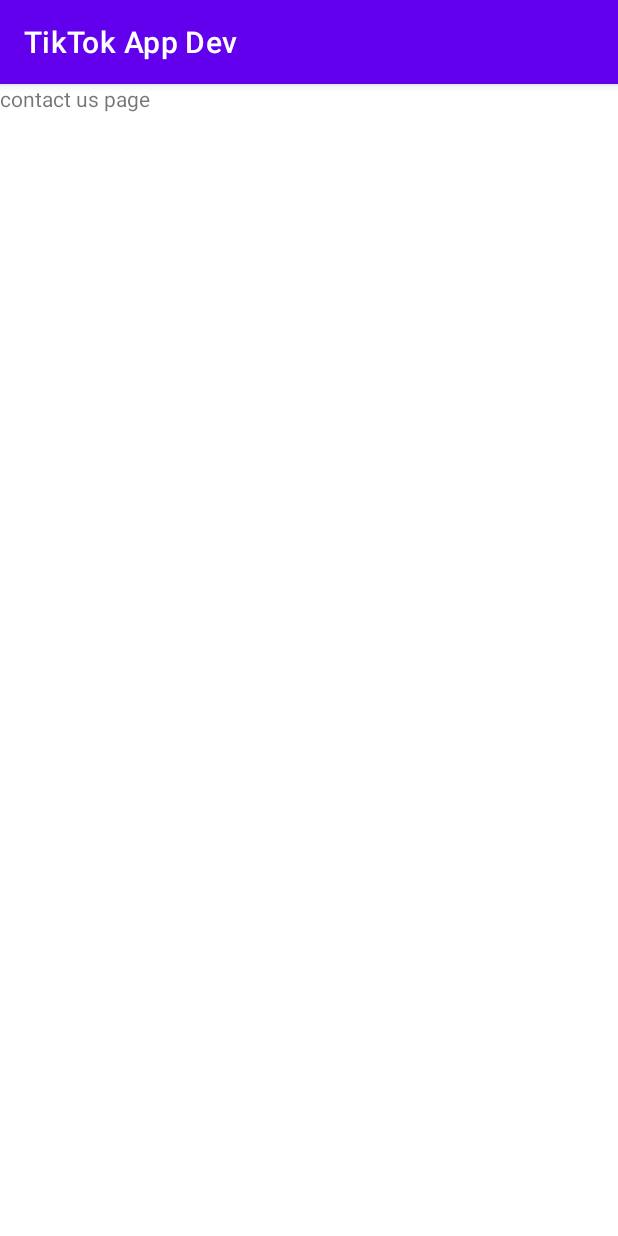
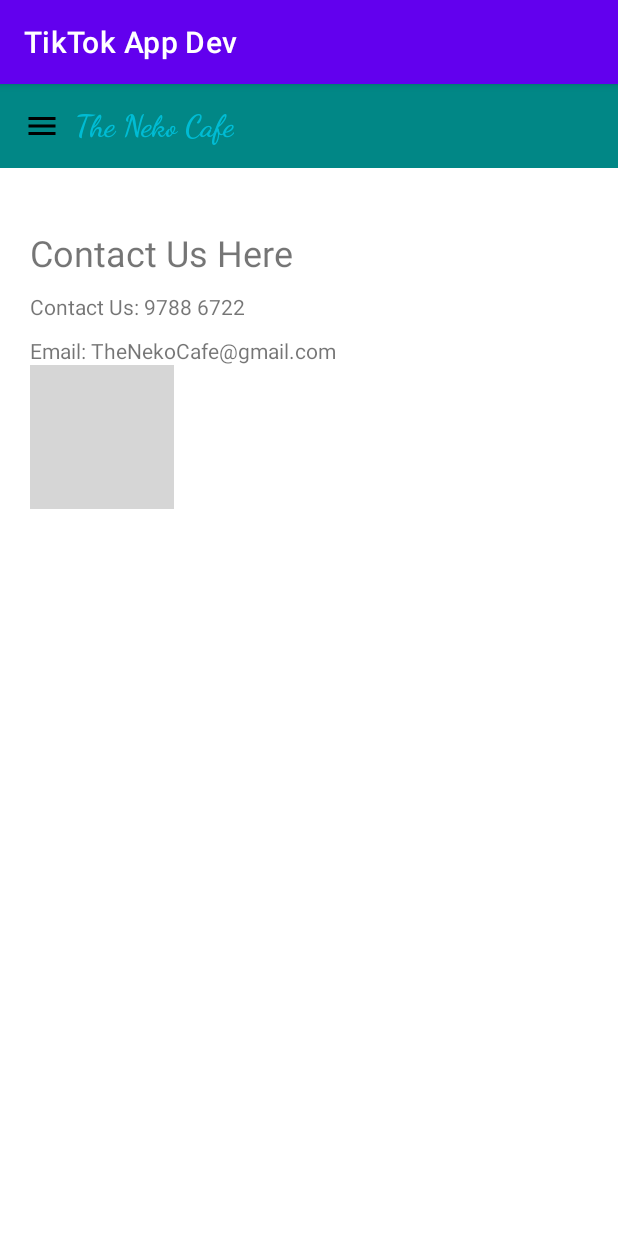
Before and after one commit to OskyJr/TikTokYouthCamp2022, an Android app: the ContactUsActivity screen opened directly, with no data from a screen before it, on a phone screen of 412 x 824 dp. Run offline under Robolectric (Android 15) with nearby library versions, the phone set to English and light mode, and no system bars; grey boxes are pictures that could not be loaded.

Commit message:
minor changes

```diff
--- a/AppDev/app/src/main/java/com/example/tiktokappdev/Activity/DashboardActivity.java
+++ b/AppDev/app/src/main/java/com/example/tiktokappdev/Activity/DashboardActivity.java
@@ -59,6 +59,7 @@ public class DashboardActivity extends AppCompatActivity implements View.OnClick
 
         cardview_menu = findViewById(R.id.cardview_menu);
         cardview_menu.setOnClickListener(this);
+
         cardview_myreservation = findViewById(R.id.cardview_myreservation);
         cardview_myreservation.setOnClickListener(this);
 
--- a/AppDev/app/src/main/res/layout/activity_appointments.xml
+++ b/AppDev/app/src/main/res/layout/activity_appointments.xml
@@ -21,7 +21,7 @@
         android:layout_width="match_parent"
         android:layout_height="wrap_content"
         android:layout_marginLeft="40dp"
-        android:layout_marginTop="200dp"
+        android:layout_marginTop="270dp"
         android:layout_marginRight="40dp"
         android:text="Booking a Seat with Us!"
         android:textAlignment="center"
@@ -32,7 +32,7 @@
         android:layout_width="match_parent"
         android:layout_height="wrap_content"
         android:layout_marginLeft="40dp"
-        android:layout_marginTop="250dp"
+        android:layout_marginTop="320dp"
         android:layout_marginRight="40dp"
         android:text="Book a Seat" />
 
@@ -41,18 +41,9 @@
         android:layout_width="match_parent"
         android:layout_height="wrap_content"
         android:layout_marginLeft="40dp"
-        android:layout_marginTop="330dp"
+        android:layout_marginTop="380dp"
         android:layout_marginRight="40dp"
         android:text="View my Bookings" />
 
-    <Button
-        android:id="@+id/btn_cancelbooking"
-        android:layout_width="match_parent"
-        android:layout_height="wrap_content"
-        android:layout_marginLeft="40dp"
-        android:layout_marginTop="410dp"
-        android:layout_marginRight="40dp"
-        android:text="Cancel Booking" />
-
 
 </RelativeLayout>
--- a/AppDev/app/src/main/res/layout/activity_contactus.xml
+++ b/AppDev/app/src/main/res/layout/activity_contactus.xml
@@ -1,16 +1,75 @@
 <?xml version="1.0" encoding="utf-8"?>
-<androidx.constraintlayout.widget.ConstraintLayout xmlns:android="http://schemas.android.com/apk/res/android"
+<RelativeLayout xmlns:android="http://schemas.android.com/apk/res/android"
     xmlns:app="http://schemas.android.com/apk/res-auto"
     xmlns:tools="http://schemas.android.com/tools"
     android:layout_width="match_parent"
     android:layout_height="match_parent"
     tools:context=".Activity.ContactUsActivity">
 
+
+    <androidx.appcompat.widget.Toolbar
+        android:id="@+id/toolbar"
+        android:layout_width="match_parent"
+        android:layout_height="wrap_content"
+        android:background="@color/teal_700"
+        android:minHeight="?attr/actionBarSize"
+        android:theme="?attr/actionBarTheme"
+        app:navigationIcon="@drawable/ic_menu">
+
+    </androidx.appcompat.widget.Toolbar>
+
+
+    <TextView
+        android:id="@+id/textView9"
+        android:layout_width="wrap_content"
+        android:layout_height="wrap_content"
+        android:layout_marginLeft="50dp"
+        android:layout_marginTop="15dp"
+        android:fontFamily="cursive"
+        android:text="The Neko Cafe"
+        android:textColor="#00BCD4"
+        android:textSize="20sp"
+        android:textStyle="bold" />
+
     <TextView
         android:id="@+id/textView10"
         android:layout_width="wrap_content"
         android:layout_height="wrap_content"
-        android:text="contact us page"
-        tools:layout_editor_absoluteX="196dp"
-        tools:layout_editor_absoluteY="329dp" />
-</androidx.constraintlayout.widget.ConstraintLayout>
+        android:layout_below="@id/toolbar"
+        android:layout_marginLeft="20dp"
+        android:layout_marginTop="40dp"
+        android:layout_marginRight="20dp"
+        android:text="Contact Us Here"
+        android:textSize="24sp" />
+
+    <TextView
+        android:id="@+id/textView11"
+        android:layout_width="wrap_content"
+        android:layout_height="wrap_content"
+        android:layout_below="@id/textView10"
+        android:layout_marginLeft="20dp"
+        android:layout_marginTop="10dp"
+        android:layout_marginRight="20dp"
+        android:text="Contact Us: 9788 6722" />
+
+    <TextView
+        android:id="@+id/textView12"
+        android:layout_width="wrap_content"
+        android:layout_height="wrap_content"
+        android:layout_below="@id/textView11"
+        android:layout_marginLeft="20dp"
+        android:layout_marginTop="10dp"
+        android:layout_marginRight="20dp"
+        android:text="Email: TheNekoCafe@gmail.com" />
+
+    <ImageView
+        android:id="@+id/imageView4"
+        android:layout_width="wrap_content"
+        android:layout_height="wrap_content"
+        android:layout_below="@id/textView12"
+        android:layout_marginLeft="20dp"
+        android:layout_marginRight="20dp"
+        app:srcCompat="@drawable/catstare" />
+
+
+</RelativeLayout>
```
